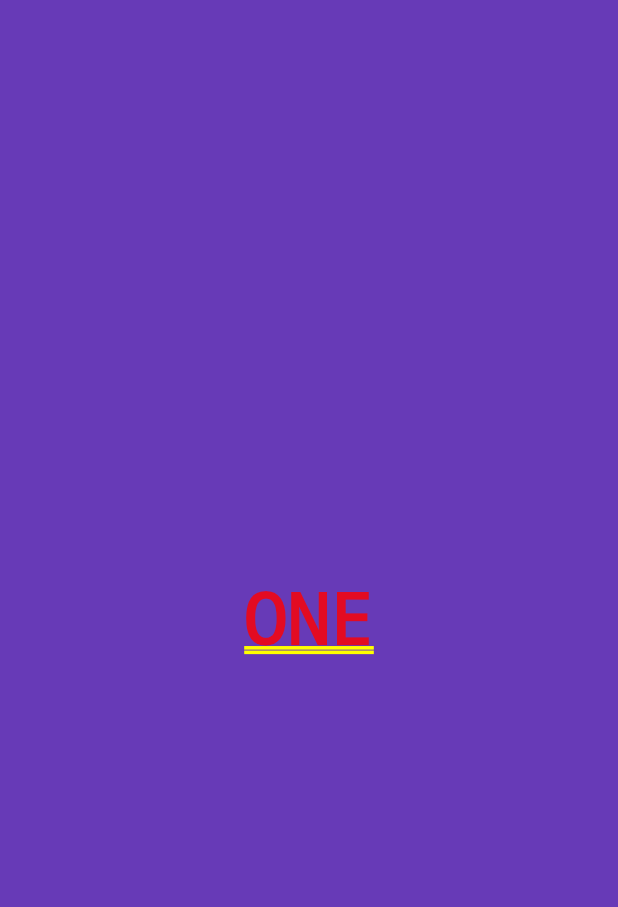
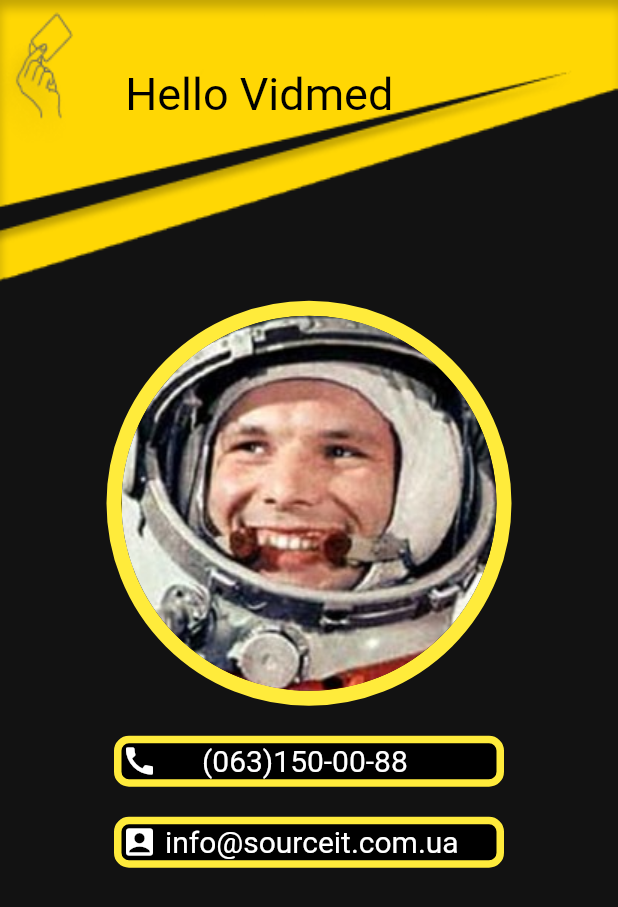
Before and after one commit to Shtirlits1972/gesture_detector1, a Flutter app: the screen it shows after launch, on a phone screen of 412 x 824 dp. Shown: the top 907 px of the screen. Run offline on Flutter 3.47's test engine with Material 2 defaults, Android fonts, the phone set to English and light mode, and no system bars.

Commit message:
two screns
two screns

```diff
--- /dev/null
+++ b/lib/Ut.dart
@@ -0,0 +1,17 @@
+class Ut {
+  static String wallpaper = 'assets/images/wallpaper.png';
+  static String avatar = 'assets/images/yura.png';
+  static String qr = 'assets/images/QR1.png';
+
+  static String getWallpaper() {
+    return wallpaper;
+  }
+
+  static String getAvatar() {
+    return avatar;
+  }
+
+  static String getQR() {
+    return qr;
+  }
+}
--- a/lib/main.dart
+++ b/lib/main.dart
@@ -1,5 +1,7 @@
 import 'package:flutter/material.dart';
+import 'package:gesture_detector1/skin_two.dart';
 import 'second_screen.dart';
+import 'skin_one.dart';
 
 void main() => runApp(MyApp());
 
@@ -9,7 +11,8 @@ class MyApp extends StatelessWidget {
     return MaterialApp(
       title: 'gesture detector',
       theme: ThemeData(
-        primarySwatch: Colors.blueGrey,
+        primarySwatch: Colors.blue,
+        visualDensity: VisualDensity.adaptivePlatformDensity,
       ),
       home: OnTap(),
     );
@@ -28,14 +31,7 @@ class OnTapState extends State<OnTap> {
 
   Widget build(BuildContext context) {
     return GestureDetector(
-      child: SafeArea(
-        child: Container(
-          color: getColor(boolTap),
-          child: Center(
-            child: Text('ONE'),
-          ),
-        ),
-      ),
+        child: skin_one(),
         onHorizontalDragEnd: (DragEndDetails details) {
           setState(() {
             print(details.toString());
@@ -45,21 +41,21 @@ class OnTapState extends State<OnTap> {
             );
           });
         },
-      onTap: () {
-        setState(() {
-          boolTap = !boolTap;
-          print('On Tap one!');
-          Navigator.push(
-            context,
-            MaterialPageRoute(builder: (context) => SecondScreen()),
-          );
-        });
-      }
+        // onTap: () {
+        //   setState(() {
+        //     boolTap = !boolTap;
+        //     print('On Tap one!');
+        //     Navigator.push(
+        //       context,
+        //       MaterialPageRoute(builder: (context) => SecondScreen()),
+        //     );
+        //   });
+        // }
         );
   }
 
   MaterialColor getColor(bool ontopped) {
-    MaterialColor colorsafe = Colors.deepPurple;
+    MaterialColor colorsafe = Colors.yellow;
     if (ontopped) {
       colorsafe = Colors.yellow;
     }
--- /dev/null
+++ b/lib/skin_one.dart
@@ -0,0 +1,136 @@
+import 'package:flutter/material.dart';
+import 'Ut.dart';
+
+class skin_one extends StatelessWidget {
+  @override
+  Widget build(BuildContext context) {
+    return SafeArea(
+        child: Scaffold(
+            body: Align(
+      alignment: Alignment.center,
+      child: Container(
+        width: 600,
+        decoration: BoxDecoration(
+          // borderRadius: BorderRadius.all(Radius.circular(20)),
+
+          image: DecorationImage(
+            //  image: NetworkImage('https://encrypted-tbn0.gstatic.com/images?q=tbn:ANd9GcTblkGhJXDu59WrV01v3uq2GrW1f6n5-NhZrQ&usqp=CAU'),
+           image: AssetImage(Ut.getWallpaper()),
+            fit: BoxFit.fill,
+          ),
+        ),
+        child: Column(
+          children: <Widget>[
+            Container(
+              width: 260,
+              margin: const EdgeInsets.only(bottom: 100),
+              decoration: BoxDecoration(
+                borderRadius: BorderRadius.circular(10),
+                color: Colors.transparent,
+              ),
+              child: RichText(
+                textDirection: TextDirection.ltr,
+                text: TextSpan(
+                    children: [
+                      TextSpan(
+                        text: " Hello Vidmed ",
+                      ),
+                    ],
+                    style: TextStyle(
+                      color: Colors.black,
+                      fontSize: 30,
+                    ),),
+              ),
+            ),
+            Padding(
+              padding: EdgeInsets.all(20),
+              child: Container(
+                decoration: BoxDecoration(
+                  borderRadius: BorderRadius.circular(240),
+                  border: Border.all(
+                    color: Colors.yellow,
+                    width: 10.0,
+                  ),
+                  color: Colors.black,
+                ),
+                child: ClipRRect(
+                  borderRadius: BorderRadius.circular(200.0),
+                  child: Image.asset(
+                     Ut.getAvatar(),
+                  ),
+                ),
+              ),
+            ),
+            Container(
+              width: 260,
+              margin: const EdgeInsets.only(bottom: 20),
+              decoration: BoxDecoration(
+                borderRadius: BorderRadius.circular(10),
+                border: Border.all(
+                  color: Colors.yellow,
+                  width: 5.0,
+                ),
+                color: Colors.black,
+              ),
+              child: RichText(
+                textDirection: TextDirection.ltr,
+                text: TextSpan(
+                    children: [
+                      WidgetSpan(
+                        child: Icon(
+                          Icons.call,
+                          size: 24,
+                          color: Colors.white,
+                        ),
+                      ),
+                      TextSpan(
+                        text: "      (063)150-00-88       ",
+                      ),
+                    ],
+                    style: TextStyle(
+                      color: Colors.white,
+                      fontSize: 20,
+                    )),
+              ),
+            ),
+            Container(
+              width: 260,
+              margin: const EdgeInsets.only(bottom: 200),
+              decoration: BoxDecoration(
+                borderRadius: BorderRadius.circular(10),
+                border: Border.all(
+                  color: Colors.yellow,
+                  width: 5.0,
+                ),
+                color: Colors.black,
+              ),
+              child: RichText(
+                textDirection: TextDirection.ltr,
+                text: TextSpan(
+                    children: [
+                      WidgetSpan(
+                        child: Icon(
+                          Icons.account_box_rounded,
+                          size: 24,
+                          color: Colors.white,
+                        ),
+                      ),
+                      TextSpan(
+                        text: " info@sourceit.com.ua ",
+                      ),
+                    ],
+                    style: TextStyle(
+                      color: Colors.white,
+                      fontSize: 20,
+                    ),),
+              ),
+            ),
+          ],
+          crossAxisAlignment: CrossAxisAlignment.center,
+          mainAxisAlignment: MainAxisAlignment.center,
+          textDirection: TextDirection.ltr,
+        ),
+      ),
+    )));
+  }
+}
```
Also changed, not shown: lib/second_screen.dart (+25 -13 lines), lib/skin_two.dart (added, +161 -0 lines), pubspec.yaml (+5 -5 lines), assets/images/QR1.png (added), assets/images/wallpaper.png (added), assets/images/yura.png (added), 2 other files. Lines whose indentation alone changed are shown as unchanged.
